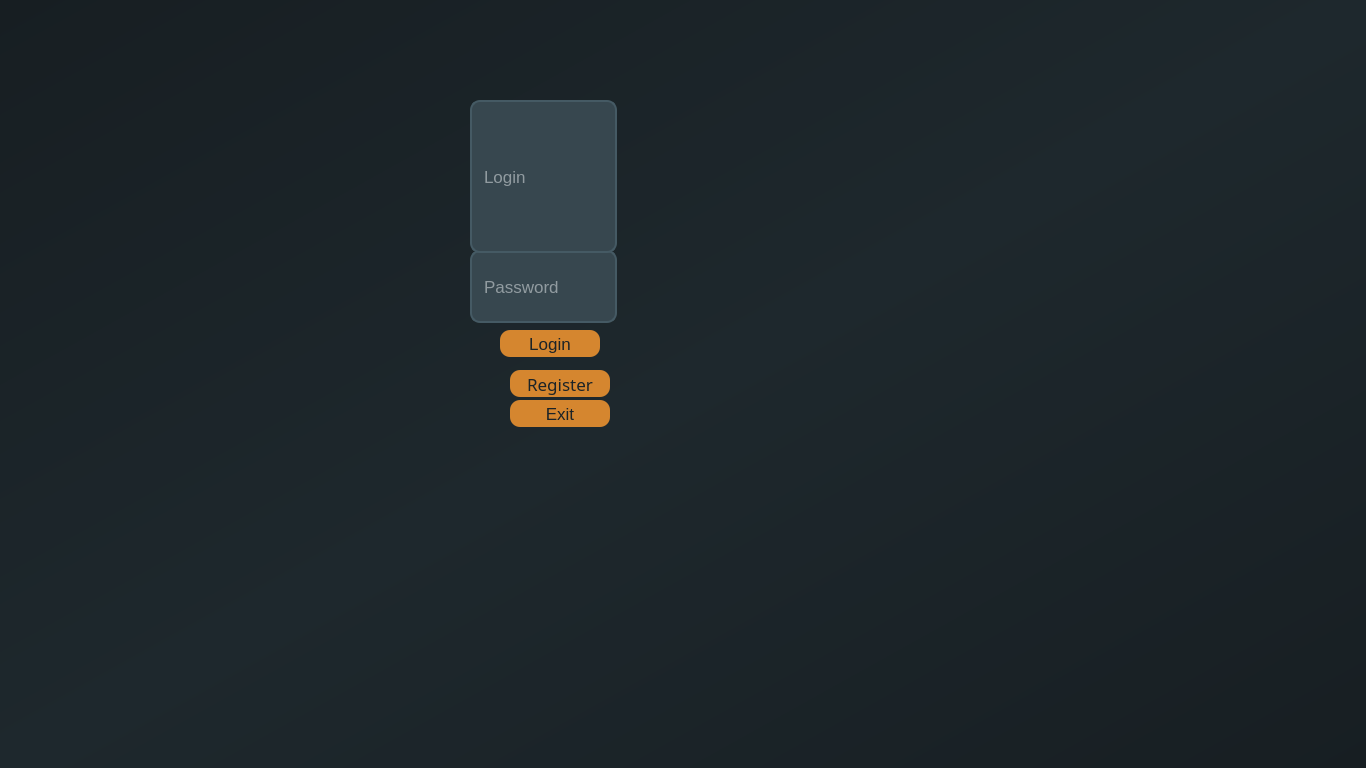
This is Lab2/Lab2_proj/ClientPart/mainwindow.ui in BohdanGunko/clientServetTcpIp as Qt 5 draws it before an edit. The edited form follows.
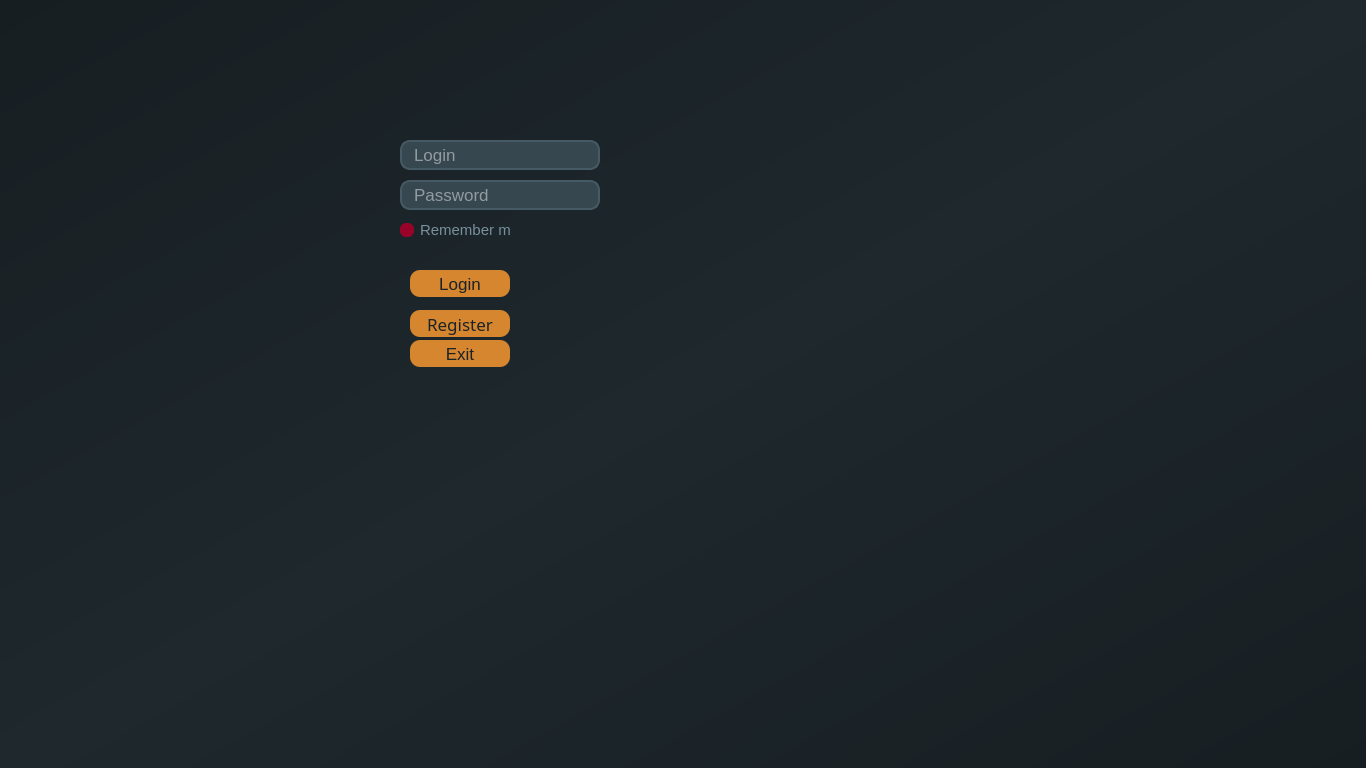
This is the edited form. The open tabs and pages were chosen to show the change.

Commit message: remember me check box added to login menu

The edit to the form file:
```diff
--- a/Lab2/Lab2_proj/ClientPart/mainwindow.ui
+++ b/Lab2/Lab2_proj/ClientPart/mainwindow.ui
@@ -57,8 +57,7 @@
     <item row="0" column="0">
      <widget class="QStackedWidget" name="stackedWidget">
       <property name="styleSheet">
-       <string notr="true">background-color:#121212 ;
-</string>
+       <string notr="true">background-color:qlineargradient(spread:pad, x1:0, y1:0, x2:1, y2:1, stop:0 rgba(23, 30, 34, 255), stop:0.5 rgba(30, 40, 45, 255), stop:1 rgba(23, 30, 34, 255));</string>
       </property>
       <property name="currentIndex">
        <number>1</number>
@@ -173,6 +172,9 @@
 /*--------------------------------Line edit--------------------------------*/
 
 QCheckBox{
+	color:#78909C;
+	font-family: &quot;Calibri&quot;;
+	font-size: 15px;
 	background-color: none;
 
 }
@@ -184,8 +186,8 @@
         </property>
         <property name="geometry">
          <rect>
-          <x>510</x>
-          <y>400</y>
+          <x>410</x>
+          <y>340</y>
           <width>100</width>
           <height>27</height>
          </rect>
@@ -218,8 +220,8 @@
        <widget class="QPushButton" name="LogButton">
         <property name="geometry">
          <rect>
-          <x>500</x>
-          <y>330</y>
+          <x>410</x>
+          <y>270</y>
           <width>100</width>
           <height>27</height>
          </rect>
@@ -252,8 +254,8 @@
        <widget class="QPushButton" name="RegButton">
         <property name="geometry">
          <rect>
-          <x>510</x>
-          <y>370</y>
+          <x>410</x>
+          <y>310</y>
           <width>100</width>
           <height>27</height>
          </rect>
@@ -304,10 +306,10 @@
        <widget class="QLineEdit" name="PassLineEdit">
         <property name="geometry">
          <rect>
-          <x>470</x>
-          <y>250</y>
-          <width>147</width>
-          <height>73</height>
+          <x>400</x>
+          <y>180</y>
+          <width>200</width>
+          <height>30</height>
          </rect>
         </property>
         <property name="sizePolicy">
@@ -338,10 +340,10 @@
        <widget class="QLineEdit" name="LoginLineEdit">
         <property name="geometry">
          <rect>
-          <x>470</x>
-          <y>100</y>
-          <width>147</width>
-          <height>153</height>
+          <x>400</x>
+          <y>140</y>
+          <width>200</width>
+          <height>30</height>
          </rect>
         </property>
         <property name="sizePolicy">
@@ -399,6 +401,25 @@
          <string>Login</string>
         </property>
        </widget>
+       <widget class="QCheckBox" name="RemMeCheckBox">
+        <property name="geometry">
+         <rect>
+          <x>400</x>
+          <y>220</y>
+          <width>110</width>
+          <height>20</height>
+         </rect>
+        </property>
+        <property name="sizePolicy">
+         <sizepolicy hsizetype="Fixed" vsizetype="Fixed">
+          <horstretch>0</horstretch>
+          <verstretch>0</verstretch>
+         </sizepolicy>
+        </property>
+        <property name="text">
+         <string>Remember me</string>
+        </property>
+       </widget>
       </widget>
       <widget class="QWidget" name="RegMenu">
        <property name="sizePolicy">
```
Left out of the diff: 2 changed lines with no effect on the pictures. The commit also changes 7 other files.
